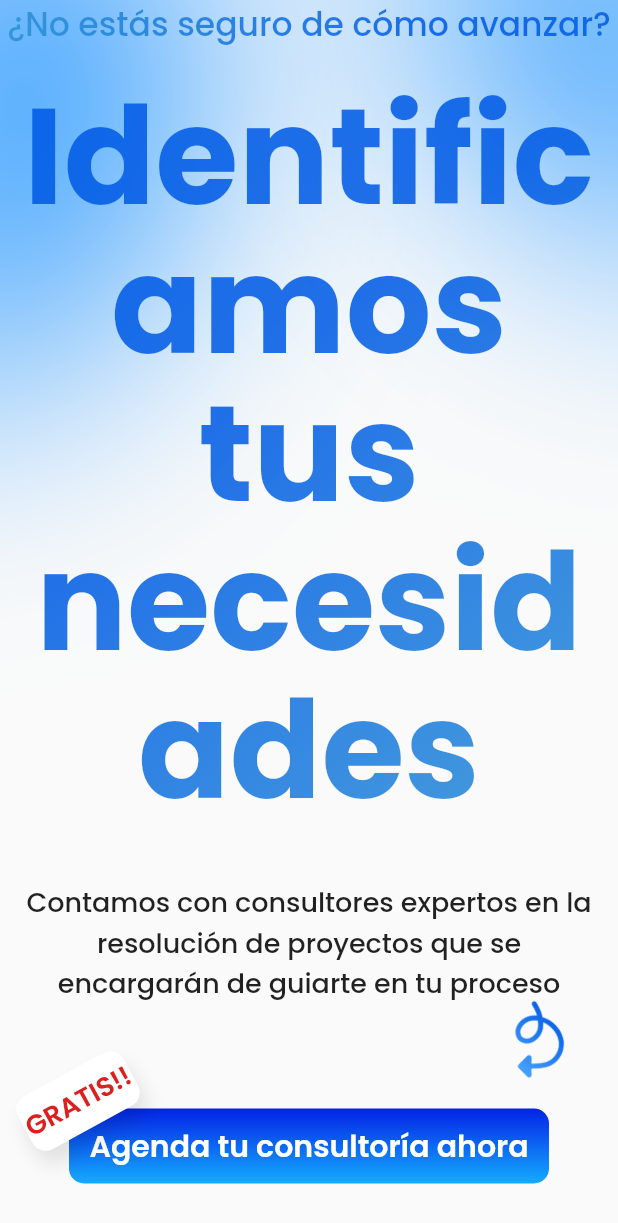
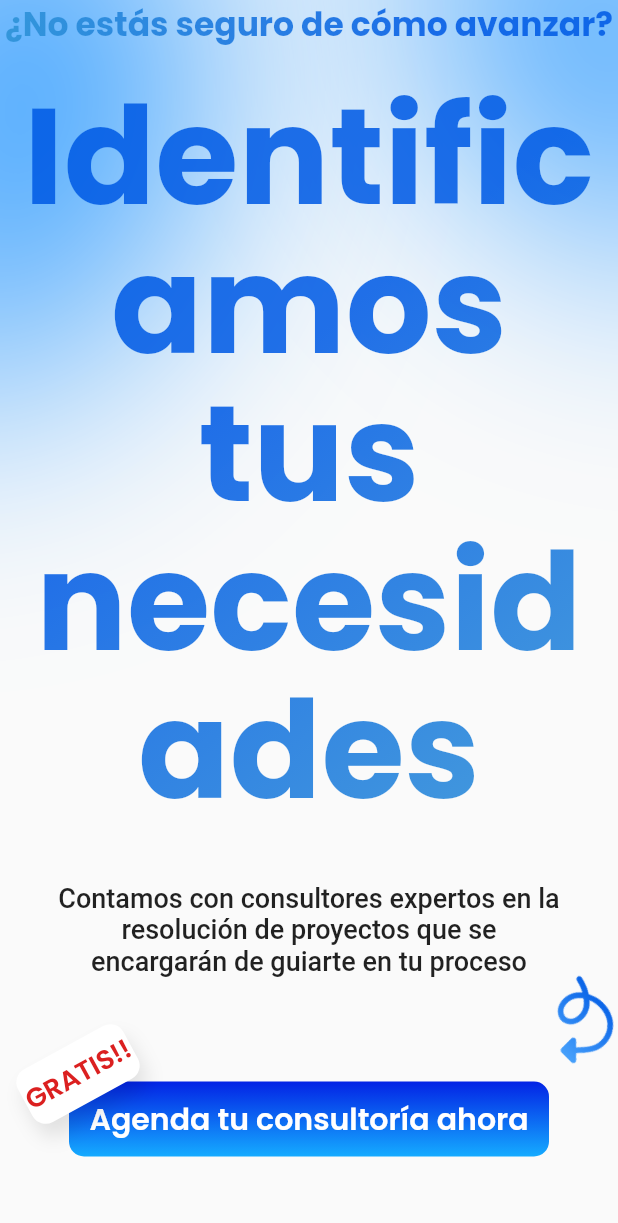
Before and after one commit to nestorsgarzonc/kalo_landing, a Flutter app: the IdentifyYourNeeds widget shown alone on an empty page, opened directly, on a phone screen of 412 x 824 dp. Shown: the top 1223 px of the screen. Run offline on Flutter 3.47's test engine with Material 2 defaults, Android fonts, the phone set to English and light mode, and no system bars; our stand-ins replace google_fonts.

Commit message:
Improved other sections

```diff
--- a/lib/ui/screens/widgets/identify_your_needs.dart
+++ b/lib/ui/screens/widgets/identify_your_needs.dart
@@ -59,7 +59,7 @@ class IdentifyYourNeeds extends StatelessWidget {
                 '¿No estás seguro de cómo avanzar?',
                 style: KaloTheme.textStyle.copyWith(
                   fontSize: 22,
-                  fontWeight: FontWeight.w500,
+                  fontWeight: FontWeight.w700,
                 ),
               ),
             ),
@@ -85,7 +85,7 @@ class IdentifyYourNeeds extends StatelessWidget {
             const SizedBox(height: 30),
             Text(
               'Contamos con consultores expertos en la resolución de proyectos que se \nencargarán de guiarte en tu proceso',
-              style: KaloTheme.textStyle.copyWith(
+              style: KaloTheme.acuminTextStyle.copyWith(
                 fontSize: 18,
                 fontWeight: FontWeight.w500,
               ),
@@ -97,10 +97,10 @@ class IdentifyYourNeeds extends StatelessWidget {
               children: [
                 Positioned(
                   top: -80,
-                  right: -25,
+                  right: -60,
                   child: Image.asset(
                     KaloIcons.arrow,
-                    height: 70,
+                    height: 80,
                   ),
                 ),
                 Container(
--- a/lib/ui/screens/widgets/platform_in_construction.dart
+++ b/lib/ui/screens/widgets/platform_in_construction.dart
@@ -19,7 +19,7 @@ class PlatformInConstruction extends StatelessWidget {
           width: MediaQuery.of(context).size.width * .75,
         ),
         Positioned(
-          top: 60,
+          top: 76,
           right: lateralPadding,
           child: Column(
             crossAxisAlignment: CrossAxisAlignment.start,
@@ -35,7 +35,7 @@ class PlatformInConstruction extends StatelessWidget {
                   '¡¡Plataforma en \nconstrucción!!',
                   style: KaloTheme.textStyle.copyWith(
                     fontSize: 42,
-                    fontWeight: FontWeight.w700,
+                    fontWeight: FontWeight.bold,
                   ),
                 ),
               ),
--- a/lib/ui/screens/widgets/trusted_in_us.dart
+++ b/lib/ui/screens/widgets/trusted_in_us.dart
@@ -12,7 +12,7 @@ class TrustedInUs extends StatelessWidget {
         clipBehavior: Clip.none,
         children: [
           Positioned(
-            top: -110,
+            top: -80,
             child: Transform.scale(
               scaleX: -1,
               child: Image.asset(KaloImages.developersWave),
@@ -71,7 +71,7 @@ class TrustedInUs extends StatelessWidget {
                   textAlign: TextAlign.start,
                   style: KaloTheme.textStyle.copyWith(
                     fontSize: 65,
-                    fontWeight: FontWeight.w700,
+                    fontWeight: FontWeight.bold,
                     height: 1.1,
                   ),
                 ),
@@ -80,7 +80,7 @@ class TrustedInUs extends StatelessWidget {
           ),
           Positioned(
             right: lateralPadding,
-            top: -80,
+            top: -100,
             child: Image.asset(
               KaloImages.companies,
               width: MediaQuery.of(context).size.width * 0.4,
```
Also changed, not shown: assets/images/companies.png, assets/images/kalo_dashboard.png, assets/images/technologies.png.
